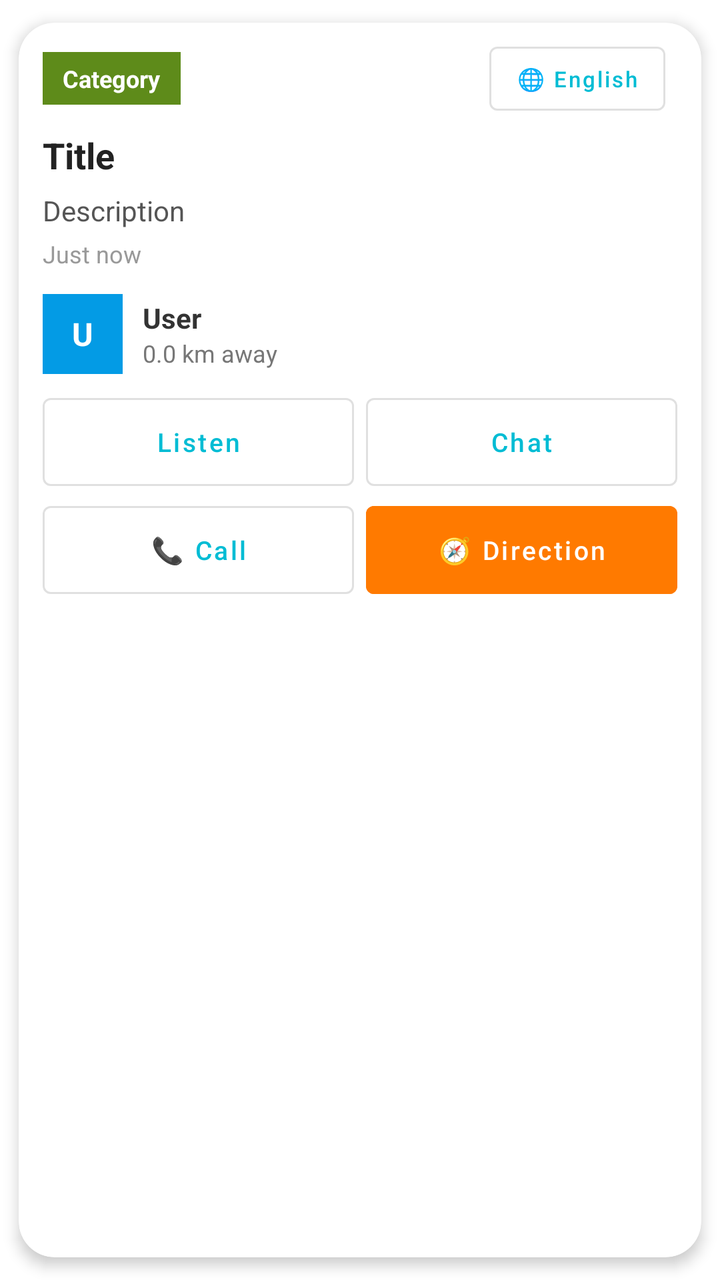
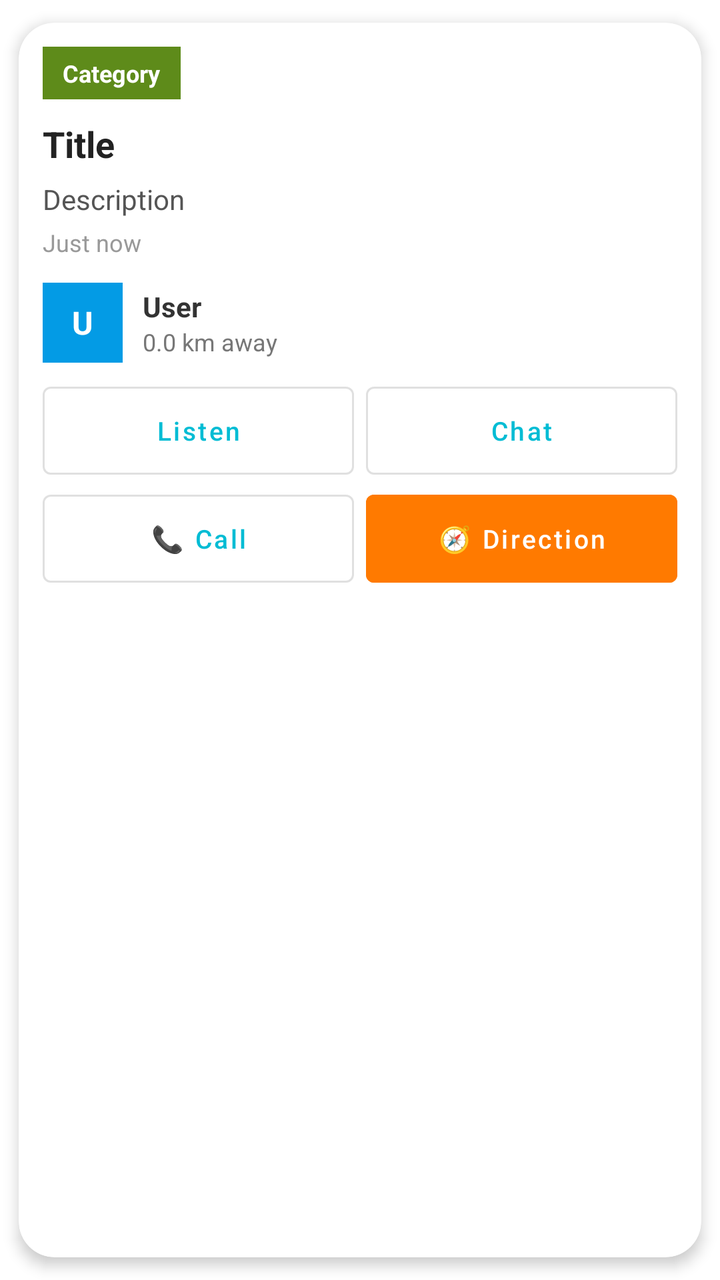

Compare the two renders of this Android layout. The source of the first and the diff that turns it into the second are given below.
<!-- AndroidManifest.xml: application theme Theme.TownCrierBD -->
<!-- res/layout/item_announcement.xml -->
<?xml version="1.0" encoding="utf-8"?>
<androidx.cardview.widget.CardView xmlns:android="http://schemas.android.com/apk/res/android"
    xmlns:app="http://schemas.android.com/apk/res-auto"
    android:id="@+id/cardRoot"
    android:layout_width="match_parent"
    android:layout_height="wrap_content"
    android:layout_marginStart="12dp"
    android:layout_marginEnd="12dp"
    android:layout_marginTop="8dp"
    android:layout_marginBottom="4dp"
    app:cardCornerRadius="18dp"
    app:cardElevation="4dp"
    app:cardUseCompatPadding="true">

    <LinearLayout
        android:layout_width="match_parent"
        android:layout_height="wrap_content"
        android:orientation="vertical">

        
        <ImageView
            android:id="@+id/ivPhoto"
            android:layout_width="match_parent"
            android:layout_height="180dp"
            android:scaleType="centerCrop"
            android:visibility="gone"
            android:contentDescription="Post image" />

        
        <LinearLayout
            android:layout_width="match_parent"
            android:layout_height="wrap_content"
            android:orientation="horizontal"
            android:gravity="center_vertical"
            android:layout_marginStart="12dp"
            android:layout_marginEnd="12dp"
            android:layout_marginTop="12dp">

            <TextView
                android:id="@+id/tvBadge"
                android:layout_width="wrap_content"
                android:layout_height="wrap_content"
                android:background="#5E8B1A"
                android:paddingStart="10dp"
                android:paddingEnd="10dp"
                android:paddingTop="5dp"
                android:paddingBottom="5dp"
                android:text="Category"
                android:textColor="@android:color/white"
                android:textStyle="bold"
                android:textSize="12sp" />

            <TextView
                android:id="@+id/tvAudioBadge"
                android:layout_width="wrap_content"
                android:layout_height="wrap_content"
                android:layout_marginStart="6dp"
                android:text="🔊 Audio"
                android:textSize="11sp"
                android:textStyle="bold"
                android:textColor="#A21CAF"
                android:visibility="gone"
                android:paddingStart="8dp"
                android:paddingEnd="8dp"
                android:paddingTop="4dp"
                android:paddingBottom="4dp"
                android:background="#F5E6FF"/>

            <View
                android:layout_width="0dp"
                android:layout_height="1dp"
                android:layout_weight="1"/>

            
            <Button
                android:id="@+id/btnTranslate"
                style="@style/Widget.MaterialComponents.Button.OutlinedButton"
                android:layout_width="wrap_content"
                android:layout_height="32dp"
                android:text="🌐 English"
                android:textAllCaps="false"
                android:textSize="11sp"
                android:insetTop="0dp"
                android:insetBottom="0dp"
                android:paddingStart="8dp"
                android:paddingEnd="8dp"
                android:layout_marginEnd="6dp"
                android:visibility="visible"/>

            
            <TextView
                android:id="@+id/tvExpiry"
                android:layout_width="wrap_content"
                android:layout_height="wrap_content"
                android:text="⏳ Expires in 24 hrs"
                android:textSize="11sp"
                android:textStyle="bold"
                android:textColor="#388E3C"
                android:visibility="gone"
                android:paddingStart="8dp"
                android:paddingEnd="8dp"
                android:paddingTop="4dp"
                android:paddingBottom="4dp"
                android:background="#EDFFF0"/>

        </LinearLayout>

        
        <TextView
            android:id="@+id/tvTitle"
            android:layout_width="match_parent"
            android:layout_height="wrap_content"
            android:layout_marginStart="12dp"
            android:layout_marginEnd="12dp"
            android:layout_marginTop="10dp"
            android:text="Title"
            android:textColor="#222222"
            android:textStyle="bold"
            android:textSize="18sp" />

        
        <TextView
            android:id="@+id/tvDesc"
            android:layout_width="match_parent"
            android:layout_height="wrap_content"
            android:layout_marginStart="12dp"
            android:layout_marginEnd="12dp"
            android:layout_marginTop="6dp"
            android:text="Description"
            android:textColor="#555555"
            android:textSize="14sp"
            android:maxLines="3"
            android:ellipsize="end"/>

        
        <TextView
            android:id="@+id/tvTime"
            android:layout_width="wrap_content"
            android:layout_height="wrap_content"
            android:layout_marginStart="12dp"
            android:layout_marginTop="4dp"
            android:text="Just now"
            android:textColor="#999999"
            android:textSize="12sp" />

        
        <LinearLayout
            android:layout_width="match_parent"
            android:layout_height="wrap_content"
            android:layout_marginTop="12dp"
            android:layout_marginStart="12dp"
            android:layout_marginEnd="12dp"
            android:orientation="horizontal"
            android:gravity="center_vertical">

            <TextView
                android:id="@+id/tvAvatar"
                android:layout_width="40dp"
                android:layout_height="40dp"
                android:gravity="center"
                android:text="U"
                android:textStyle="bold"
                android:textColor="@android:color/white"
                android:textSize="16sp"
                android:background="#039BE5" />

            <LinearLayout
                android:layout_width="0dp"
                android:layout_height="wrap_content"
                android:layout_weight="1"
                android:layout_marginStart="10dp"
                android:orientation="vertical">

                <TextView
                    android:id="@+id/tvName"
                    android:layout_width="wrap_content"
                    android:layout_height="wrap_content"
                    android:text="User"
                    android:textStyle="bold"
                    android:textSize="14sp"
                    android:textColor="#333333" />

                <TextView
                    android:id="@+id/tvDistance"
                    android:layout_width="wrap_content"
                    android:layout_height="wrap_content"
                    android:text="0.0 km away"
                    android:textSize="12sp"
                    android:textColor="#777777" />
            </LinearLayout>

        </LinearLayout>

        
        <LinearLayout
            android:layout_width="match_parent"
            android:layout_height="wrap_content"
            android:layout_marginStart="12dp"
            android:layout_marginEnd="12dp"
            android:layout_marginTop="12dp"
            android:layout_marginBottom="4dp"
            android:orientation="horizontal">

            <Button
                android:id="@+id/btnListen"
                style="@style/Widget.MaterialComponents.Button.OutlinedButton"
                android:layout_width="0dp"
                android:layout_height="44dp"
                android:layout_weight="1"
                android:text="Listen"
                android:textAllCaps="false"
                android:textSize="13sp"
                android:insetTop="0dp"
                android:insetBottom="0dp"
                android:layout_marginEnd="6dp"/>

            <Button
                android:id="@+id/btnChat"
                style="@style/Widget.MaterialComponents.Button.OutlinedButton"
                android:layout_width="0dp"
                android:layout_height="44dp"
                android:layout_weight="1"
                android:text="Chat"
                android:textAllCaps="false"
                android:textSize="13sp"
                android:insetTop="0dp"
                android:insetBottom="0dp"/>

        </LinearLayout>

        
        <LinearLayout
            android:layout_width="match_parent"
            android:layout_height="wrap_content"
            android:layout_marginStart="12dp"
            android:layout_marginEnd="12dp"
            android:layout_marginTop="6dp"
            android:layout_marginBottom="12dp"
            android:orientation="horizontal">

            <Button
                android:id="@+id/btnCall"
                style="@style/Widget.MaterialComponents.Button.OutlinedButton"
                android:layout_width="0dp"
                android:layout_height="44dp"
                android:layout_weight="1"
                android:text="📞 Call"
                android:textAllCaps="false"
                android:textSize="13sp"
                android:insetTop="0dp"
                android:insetBottom="0dp"
                android:layout_marginEnd="6dp"/>

            <Button
                android:id="@+id/btnDirection"
                android:layout_width="0dp"
                android:layout_height="44dp"
                android:layout_weight="1"
                android:text="🧭 Direction"
                android:textAllCaps="false"
                android:textSize="13sp"
                android:textColor="@android:color/white"
                android:backgroundTint="#FF7A00"
                android:insetTop="0dp"
                android:insetBottom="0dp"/>

        </LinearLayout>

        
        <LinearLayout
            android:id="@+id/layoutEditDelete"
            android:layout_width="match_parent"
            android:layout_height="wrap_content"
            android:layout_marginStart="12dp"
            android:layout_marginEnd="12dp"
            android:layout_marginBottom="12dp"
            android:orientation="horizontal"
            android:visibility="gone">

            <Button
                android:id="@+id/btnEdit"
                style="@style/Widget.MaterialComponents.Button.OutlinedButton"
                android:layout_width="0dp"
                android:layout_height="46dp"
                android:layout_weight="1"
                android:text="Edit"
                android:textAllCaps="false"
                android:layout_marginEnd="6dp"/>

            <Button
                android:id="@+id/btnDelete"
                android:layout_width="0dp"
                android:layout_height="46dp"
                android:layout_weight="1"
                android:text="Delete"
                android:textAllCaps="false"
                android:backgroundTint="#F44336"
                android:textColor="@android:color/white"
                android:layout_marginEnd="6dp"/>

            <Button
                android:id="@+id/btnDetails"
                style="@style/Widget.MaterialComponents.Button.OutlinedButton"
                android:layout_width="0dp"
                android:layout_height="46dp"
                android:layout_weight="1"
                android:text="Details"
                android:textAllCaps="false"
                android:textSize="13sp"
                android:insetTop="0dp"
                android:insetBottom="0dp"/>

        </LinearLayout>

    </LinearLayout>
</androidx.cardview.widget.CardView>
<!-- resources referenced by this layout -->
<resources>
  <style name="Theme.TownCrierBD" parent="Theme.MaterialComponents.Light.NoActionBar">
  
          <item name="colorPrimary">@color/blue_end</item>
          <item name="colorPrimaryVariant">@color/blue_start</item>
          <item name="colorOnPrimary">@color/white</item>
  
          <item name="colorSecondary">@color/blue_start</item>
          <item name="colorSecondaryVariant">@color/blue_end</item>
          <item name="colorOnSecondary">@color/white</item>
  
          <item name="android:forceDarkAllowed" tools:targetApi="q">false</item>
  
          <item name="android:statusBarColor">@color/blue_start</item>
          <item name="android:navigationBarColor">@color/blue_start</item>
  
          <item name="spinnerStyle">@style/TownCrierBD.SpinnerStyle</item>
      </style>
  <color name="blue_end">#00BCD4</color>
  <color name="blue_start">#2196F3</color>
  <color name="white">#FFFFFF</color>
  <style name="TownCrierBD.SpinnerStyle" parent="Widget.AppCompat.Spinner">
      <item name="android:popupBackground">@drawable/bg_spinner_popup_white</item>
          <item name="popupTheme">@style/TownCrierBD.PopupTheme</item>
      </style>
  <!-- drawable bg_spinner_popup_white (drawable) -->
  <?xml version="1.0" encoding="utf-8"?>
  <shape xmlns:android="http://schemas.android.com/apk/res/android">
      <solid android:color="#FFFFFF"/>
      <corners android:radius="16dp"/>
      <padding
          android:left="8dp"
          android:top="8dp"
          android:right="8dp"
          android:bottom="8dp"/>
  </shape>
  <style name="TownCrierBD.PopupTheme" parent="ThemeOverlay.MaterialComponents.Light">
          <item name="android:popupBackground">@drawable/bg_spinner_popup_white</item>
      </style>
</resources>

<!-- the commit's change to res/layout/item_announcement.xml (unified diff, before → after) -->
@@ -26,6 +26,7 @@
             android:visibility="gone"
             android:contentDescription="Post image" />
 
+        
         
         <LinearLayout
             android:layout_width="match_parent"
@@ -72,27 +73,11 @@
                 android:layout_weight="1"/>
 
             
-            <Button
-                android:id="@+id/btnTranslate"
-                style="@style/Widget.MaterialComponents.Button.OutlinedButton"
-                android:layout_width="wrap_content"
-                android:layout_height="32dp"
-                android:text="🌐 English"
-                android:textAllCaps="false"
-                android:textSize="11sp"
-                android:insetTop="0dp"
-                android:insetBottom="0dp"
-                android:paddingStart="8dp"
-                android:paddingEnd="8dp"
-                android:layout_marginEnd="6dp"
-                android:visibility="visible"/>
-
-            
             <TextView
                 android:id="@+id/tvExpiry"
                 android:layout_width="wrap_content"
                 android:layout_height="wrap_content"
-                android:text="⏳ Expires in 24 hrs"
+                android:text="⏳ 24 hrs"
                 android:textSize="11sp"
                 android:textStyle="bold"
                 android:textColor="#388E3C"
